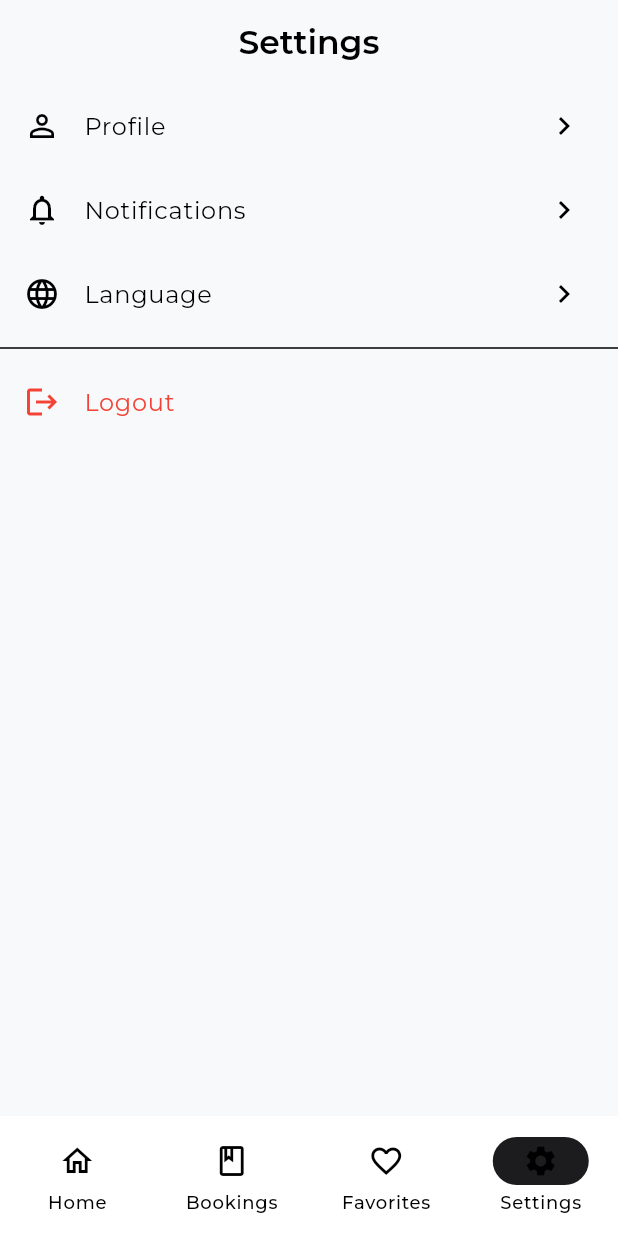
After one commit to kazimoto5520/hotel_booking_app, a Flutter app: the MainScreen screen opened by its route, item 4 of the bottom bar chosen, on a phone screen of 412 x 824 dp. The commit adds this screen. Run offline on Flutter 3.47's test engine with Material 3 defaults, Android fonts, the phone set to English and light mode, and no system bars; our stand-ins replace get, google_sign_in, pin_code_fields; project files that could hold a hidden picture were left out.

Commit message:
feat: Implement main navigation with integrated home, bookings, favorites, and settings modules, and update routing.

```diff
--- a/lib/core/routes/app_pages.dart
+++ b/lib/core/routes/app_pages.dart
@@ -2,7 +2,8 @@ import 'package:get/get.dart';
 import 'package:hotel_booking_app/core/routes/app_routes.dart';
 import 'package:hotel_booking_app/modules/auth/views/authentication_screen.dart';
 import 'package:hotel_booking_app/modules/auth/views/otp_verification_screen.dart';
-import 'package:hotel_booking_app/modules/home/home_screen.dart';
+import 'package:hotel_booking_app/modules/home/views/home_screen.dart';
+import 'package:hotel_booking_app/modules/main/views/main_screen.dart';
 import 'package:hotel_booking_app/modules/onboarding/views/onboarding_screen.dart';
 
 class AppPages {
@@ -10,18 +11,27 @@ class AppPages {
     GetPage(
       name: AppRoutes.onboarding,
       page: () => OnboardingScreen(),
+      transition: Transition.fadeIn,
     ),
     GetPage(
       name: AppRoutes.signIn,
       page: () => AuthenticationScreen(),
+       transition: Transition.rightToLeft,
     ),
     GetPage(
       name: AppRoutes.otpVerification,
       page: () => OtpVerificationScreen(),
+       transition: Transition.rightToLeft,
+    ),
+    GetPage(
+      name: AppRoutes.main,
+      page: () => MainScreen(),
+      transition: Transition.fadeIn,
     ),
     GetPage(
       name: AppRoutes.home,
       page: () => const HomeScreen(),
+      transition: Transition.fadeIn,
     ),
   ];
 }
--- a/lib/core/routes/app_routes.dart
+++ b/lib/core/routes/app_routes.dart
@@ -2,5 +2,9 @@ abstract class AppRoutes {
   static const onboarding = "/onboarding";
   static const signIn = "/sign-in";
   static const otpVerification = "/otp-verification";
+  static const main = '/main';
   static const home = "/home";
+  static const bookings = '/bookings';
+  static const favorites = '/favorites';
+  static const settings = '/settings';
 }
--- a/lib/modules/auth/controllers/otp_verification_controller.dart
+++ b/lib/modules/auth/controllers/otp_verification_controller.dart
@@ -21,7 +21,7 @@ class OtpVerificationController extends GetxController {
 
     if (otp == "000000") {
       status.value = OtpStatus.success;
-      Get.offAllNamed(AppRoutes.home);
+      Get.offAllNamed(AppRoutes.main);
     } else {
       status.value = OtpStatus.error;
     }
--- /dev/null
+++ b/lib/modules/main/controllers/main_controller.dart
@@ -0,0 +1,14 @@
+import 'package:get/get.dart';
+
+class MainController extends GetxController {
+  final currentIndex = 0.obs;
+
+  void changeTab(int index) {
+    currentIndex.value = index;
+  }
+
+  void goToHome() => changeTab(0);
+  void goToBookings() => changeTab(1);
+  void goToFavorites() => changeTab(2);
+  void goToSettings() => changeTab(3);
+}
--- /dev/null
+++ b/lib/modules/main/views/main_screen.dart
@@ -0,0 +1,55 @@
+import 'package:flutter/material.dart';
+import 'package:get/get.dart';
+import 'package:hotel_booking_app/modules/favourites/views/favourites_screen.dart';
+import 'package:hotel_booking_app/modules/home/views/home_screen.dart';
+import 'package:hotel_booking_app/modules/main/controllers/main_controller.dart';
+import 'package:hotel_booking_app/modules/bookings/views/bookings_screen.dart';
+import 'package:hotel_booking_app/modules/settings/views/settings_screen.dart';
+
+class MainScreen extends StatelessWidget {
+  MainScreen({super.key});
+
+  final MainController controller = Get.put(MainController());
+
+  final List<Widget> _screens = [
+    const HomeScreen(),
+    const BookingsScreen(),
+    const FavoritesScreen(),
+    const SettingsScreen(),
+  ];
+
+  @override
+  Widget build(BuildContext context) {
+    return Scaffold(
+      body: Obx(() => _screens[controller.currentIndex.value]),
+      bottomNavigationBar: Obx(
+        () => NavigationBar(
+          selectedIndex: controller.currentIndex.value,
+          onDestinationSelected: controller.changeTab,
+          destinations: const [
+            NavigationDestination(
+              icon: Icon(Icons.home_outlined),
+              selectedIcon: Icon(Icons.home),
+              label: 'Home',
+            ),
+            NavigationDestination(
+              icon: Icon(Icons.book_outlined),
+              selectedIcon: Icon(Icons.book),
+              label: 'Bookings',
+            ),
+            NavigationDestination(
+              icon: Icon(Icons.favorite_outline),
+              selectedIcon: Icon(Icons.favorite),
+              label: 'Favorites',
+            ),
+            NavigationDestination(
+              icon: Icon(Icons.settings_outlined),
+              selectedIcon: Icon(Icons.settings),
+              label: 'Settings',
+            ),
+          ],
+        ),
+      ),
+    );
+  }
+}
--- /dev/null
+++ b/lib/modules/settings/views/settings_screen.dart
@@ -0,0 +1,72 @@
+import 'package:flutter/material.dart';
+import 'package:get/get.dart';
+import 'package:hotel_booking_app/core/routes/app_routes.dart';
+import 'package:hotel_booking_app/core/ui/custom_app_bar.dart';
+
+class SettingsScreen extends StatelessWidget {
+  const SettingsScreen({super.key});
+
+  @override
+  Widget build(BuildContext context) {
+    return Scaffold(
+      appBar: const CustomAppBar(
+        title: 'Settings',
+      ),
+      body: ListView(
+        children: [
+          ListTile(
+            leading: const Icon(Icons.person_outline),
+            title: const Text('Profile'),
+            trailing: const Icon(Icons.chevron_right),
+            onTap: () {
+              // Navigate to profile
+            },
+          ),
+          ListTile(
+            leading: const Icon(Icons.notifications_outlined),
+            title: const Text('Notifications'),
+            trailing: const Icon(Icons.chevron_right),
+            onTap: () {
+              // Navigate to notifications
+            },
+          ),
+          ListTile(
+            leading: const Icon(Icons.language_outlined),
+            title: const Text('Language'),
+            trailing: const Icon(Icons.chevron_right),
+            onTap: () {
+              // Navigate to language
+            },
+          ),
+          const Divider(),
+          ListTile(
+            leading: const Icon(Icons.logout, color: Colors.red),
+            title: const Text('Logout', style: TextStyle(color: Colors.red)),
+            onTap: () {
+              // Show logout confirmation dialog
+              Get.dialog(
+                AlertDialog(
+                  title: const Text('Logout'),
+                  content: const Text('Are you sure you want to logout?'),
+                  actions: [
+                    TextButton(
+                      onPressed: () => Get.back(),
+                      child: const Text('Cancel'),
+                    ),
+                    TextButton(
+                      onPressed: () {
+                        Get.back();
+                        Get.offAllNamed(AppRoutes.signIn);
+                      },
+                      child: const Text('Logout', style: TextStyle(color: Colors.red)),
+                    ),
+                  ],
+                ),
+              );
+            },
+          ),
+        ],
+      ),
+    );
+  }
+}
```
Also changed, not shown: lib/modules/bookings/views/bookings_screen.dart (added, +18 -0 lines), lib/modules/favourites/views/favourites_screen.dart (added, +18 -0 lines), lib/modules/home/controllers/home_controller.dart (added), lib/modules/home/views/home_screen.dart (renamed from lib/modules/home/home_screen.dart).
